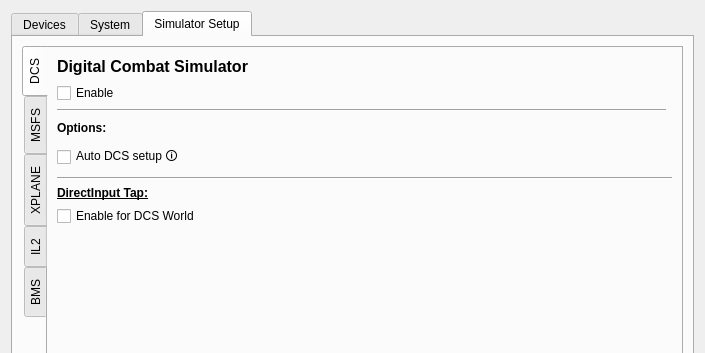
Old version of the form SM/system_settings_new.ui in the repository walmis/VPforce-TelemFFB; both pictures show x 0 to 705 and y 0 to 353 of the 705 by 785 pixel window.
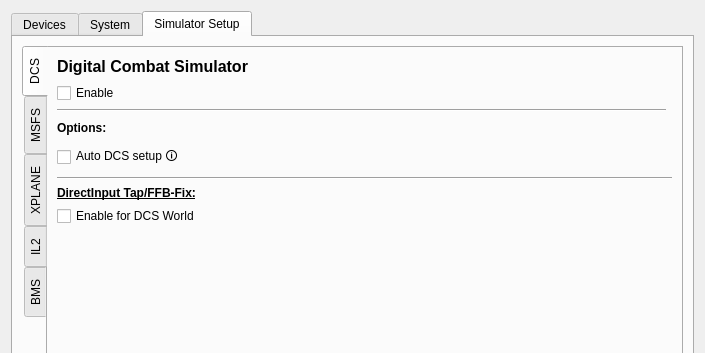
New version of the form. The open tabs and pages were chosen to show the change. Custom widgets are drawn as their Qt base class.

Patch:
```diff
--- a/SM/system_settings_new.ui
+++ b/SM/system_settings_new.ui
@@ -644,7 +644,7 @@
               </font>
              </property>
              <property name="text">
-              <string>DirectInput Tap:</string>
+              <string>DirectInput Tap/FFB-Fix:</string>
              </property>
             </widget>
            </item>
```
